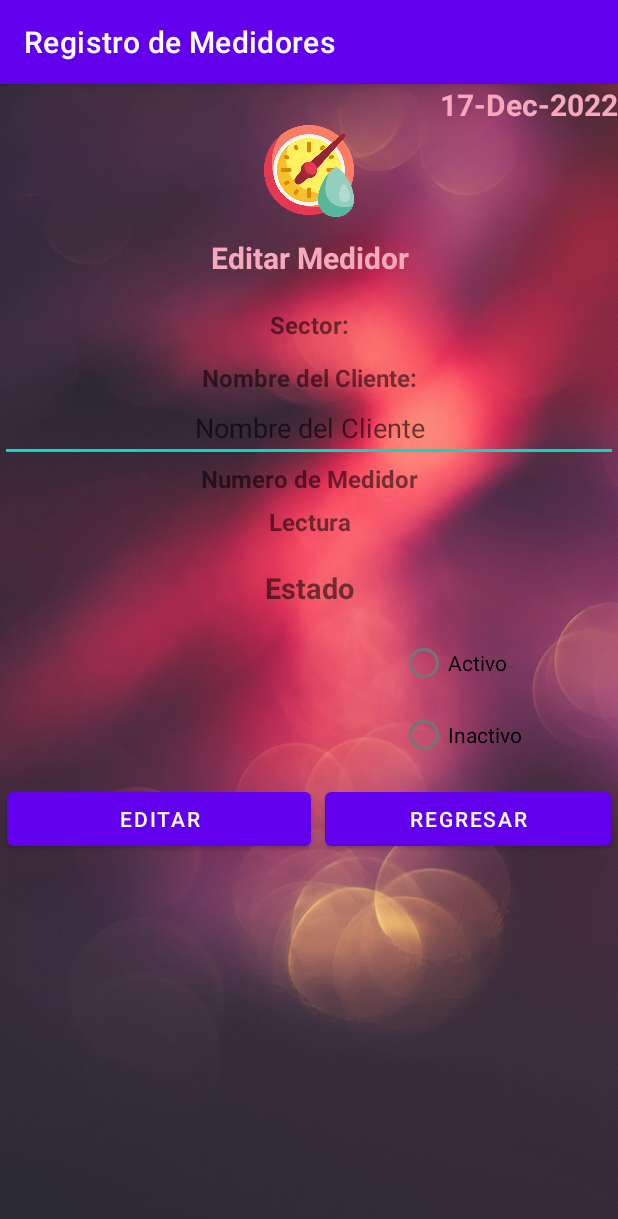
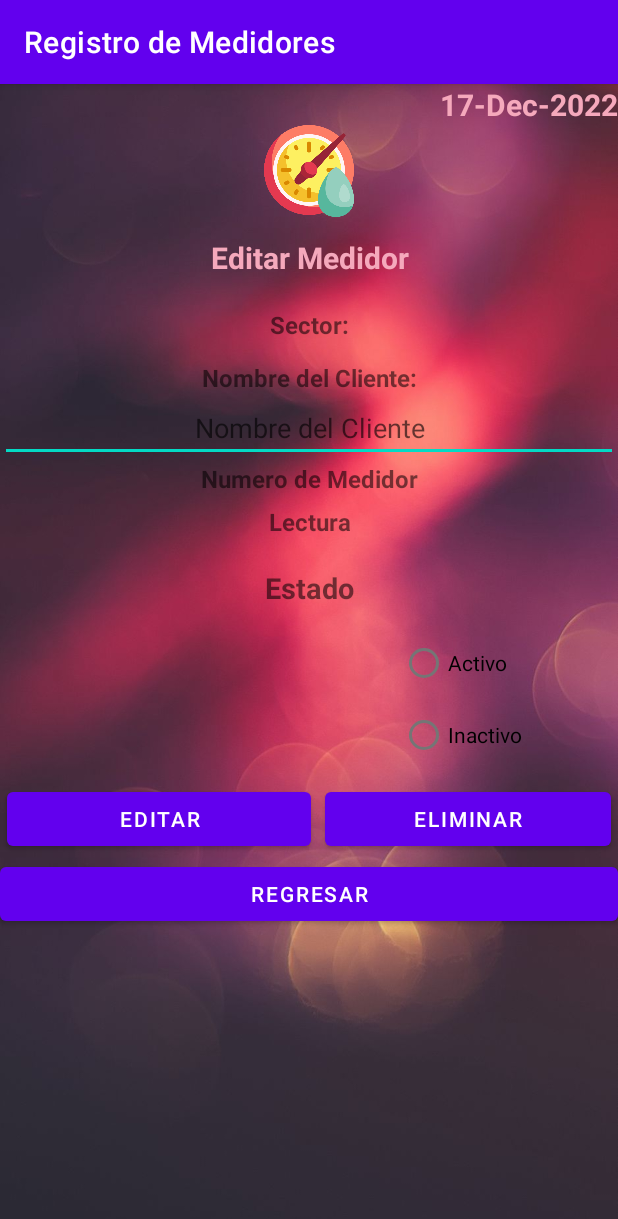
Before and after one commit to bernalqz/PCM_JZQ_BQZ, an Android app: the EditarMedidorActivity screen opened directly, with no data from a screen before it, on a phone screen of 412 x 824 dp. Shown: the top 1219 px of the screen. Run offline under Robolectric (Android 15) with nearby library versions, the light colour scheme and no system bars; libraries missing offline, so code that uses them is left out: io.realm; 1 statement that could not run was skipped.

Commit message:
Agregúe boton eliminar en EditarMedidorActivity, Digamos que terminado solo 2 bugs

```diff
--- a/app/src/main/res/layout/activity_editar_medidor.xml
+++ b/app/src/main/res/layout/activity_editar_medidor.xml
@@ -153,14 +153,21 @@
                 android:text="Editar" />
 
             <Button
-                android:id="@+id/btnRegresar"
+                android:id="@+id/btnEliminar"
                 android:layout_width="match_parent"
                 android:layout_height="wrap_content"
                 android:insetLeft="5dp"
                 android:insetRight="5dp"
-                android:onClick="fn_Regresar"
-                android:text="Regresar" />
+                android:onClick="BorrarMedidor"
+                android:text="Eliminar" />
         </LinearLayout>
+
+        <Button
+            android:id="@+id/btnRegresar"
+            android:layout_width="match_parent"
+            android:layout_height="wrap_content"
+            android:onClick="fn_Regresar"
+            android:text="Regresar" />
 
 
     </LinearLayout>
--- a/app/src/main/res/layout/activity_nuevo_medidor.xml
+++ b/app/src/main/res/layout/activity_nuevo_medidor.xml
@@ -136,7 +136,7 @@
                 android:text="Agregar" />
 
             <Button
-                android:id="@+id/btnRegresar"
+                android:id="@+id/btnEliminar"
                 android:layout_width="match_parent"
                 android:layout_height="wrap_content"
                 android:insetLeft="5dp"
```
Also changed, not shown: app/src/main/java/com/example/pcm_jzq_bqz/EditarMedidorActivity.java (+8 -0 lines), app/src/main/java/com/example/pcm_jzq_bqz/MedidoresActivity.java (+11 -9 lines).
